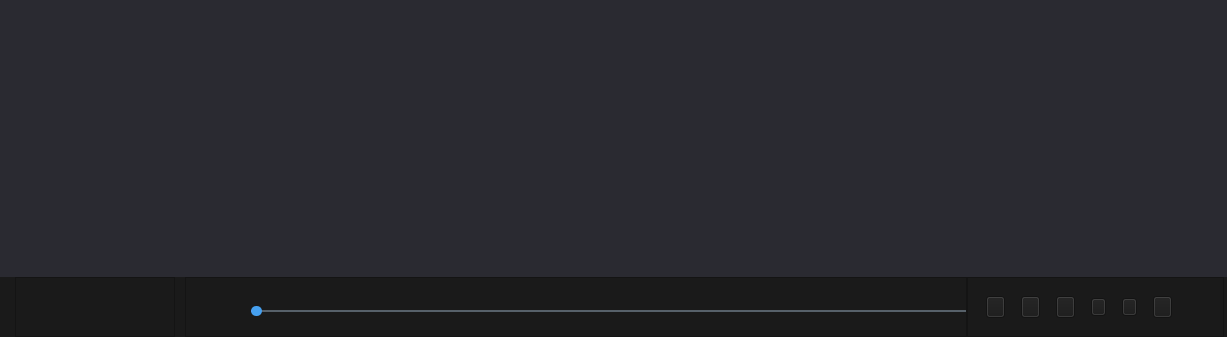
Old version of the form VideoPlayer/videomodels/MultipPlayer.ui in the repository huizhang556/pc-video-player.
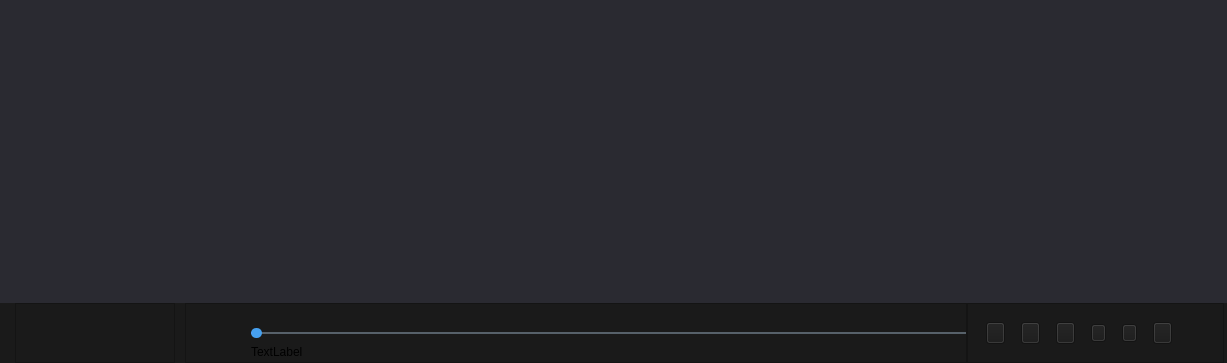
New version of the form. Icons and pictures are not drawn. Custom widgets are drawn as their Qt base class.

The edit to the form file:
```diff
--- a/VideoPlayer/videomodels/MultipPlayer.ui
+++ b/VideoPlayer/videomodels/MultipPlayer.ui
@@ -7,7 +7,7 @@
     <x>0</x>
     <y>0</y>
     <width>1227</width>
-    <height>337</height>
+    <height>363</height>
    </rect>
   </property>
   <property name="windowTitle">
@@ -535,20 +535,23 @@
                  </widget>
                 </item>
                 <item>
-                 <spacer name="verticalSpacer">
-                  <property name="orientation">
-                   <enum>Qt::Vertical</enum>
+                 <widget class="QLabel" name="label_error">
+                  <property name="minimumSize">
+                   <size>
+                    <width>0</width>
+                    <height>20</height>
+                   </size>
                   </property>
-                  <property name="sizeType">
-                   <enum>QSizePolicy::Fixed</enum>
-                  </property>
-                  <property name="sizeHint" stdset="0">
+                  <property name="maximumSize">
                    <size>
-                    <width>20</width>
-                    <height>15</height>
+                    <width>16777215</width>
+                    <height>20</height>
                    </size>
                   </property>
-                 </spacer>
+                  <property name="text">
+                   <string>TextLabel</string>
+                  </property>
+                 </widget>
                 </item>
                </layout>
               </item>
```
